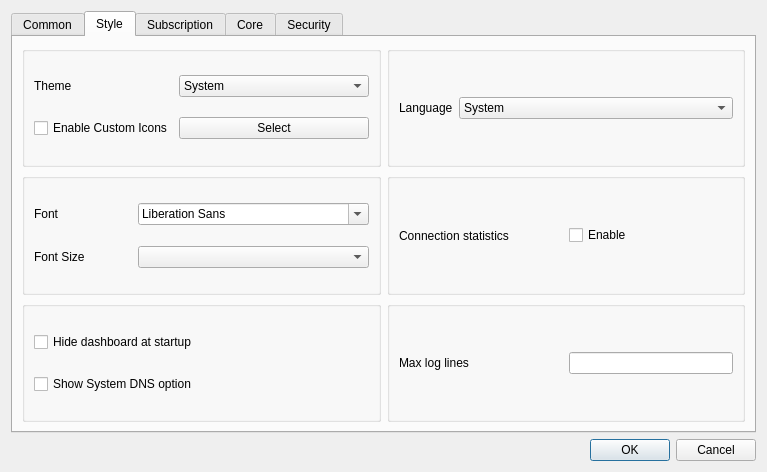
Above: include/ui/setting/dialog_basic_settings.ui from shengmo0210/Throne before the change. Below: the same form after it.
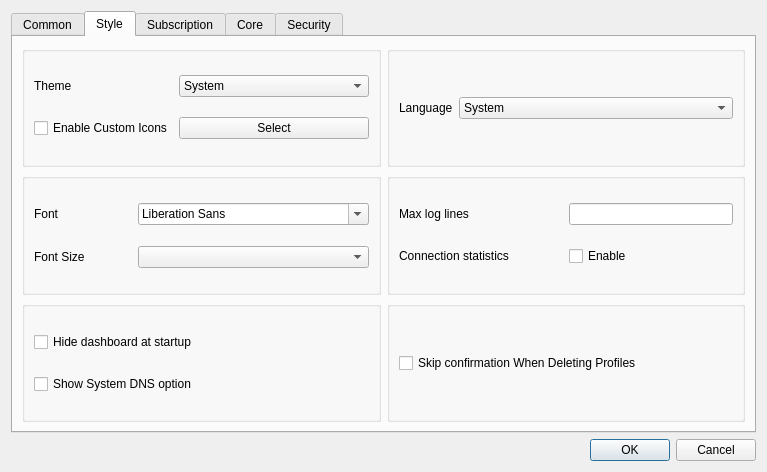
That is the form after the change. The open tabs and pages were chosen to show the change. Custom widgets are drawn as their Qt base class.

Commit message: add option to skip confirmation on profile delete

Diff of the .ui file:
```diff
--- a/include/ui/setting/dialog_basic_settings.ui
+++ b/include/ui/setting/dialog_basic_settings.ui
@@ -341,15 +341,32 @@
          </item>
          <item>
           <widget class="QGroupBox" name="connection_statistics_box">
-           <layout class="QHBoxLayout" name="horizontalLayout_15">
-            <item>
+           <layout class="QGridLayout" name="gridLayout_11">
+            <item row="0" column="0">
+             <widget class="QLabel" name="label_17">
+              <property name="text">
+               <string>Max log lines</string>
+              </property>
+             </widget>
+            </item>
+            <item row="1" column="0">
              <widget class="QLabel" name="label_9">
               <property name="text">
                <string>Connection statistics</string>
               </property>
              </widget>
             </item>
-            <item>
+            <item row="0" column="2">
+             <widget class="QLineEdit" name="max_log_line">
+              <property name="sizePolicy">
+               <sizepolicy hsizetype="Ignored" vsizetype="Fixed">
+                <horstretch>0</horstretch>
+                <verstretch>0</verstretch>
+               </sizepolicy>
+              </property>
+             </widget>
+            </item>
+            <item row="1" column="2">
              <widget class="QCheckBox" name="connection_statistics">
               <property name="text">
                <string>Enable</string>
@@ -393,19 +410,9 @@
           <widget class="QGroupBox" name="groupBox_2">
            <layout class="QHBoxLayout" name="horizontalLayout_23">
             <item>
-             <widget class="QLabel" name="label_17">
+             <widget class="QCheckBox" name="skip_delete_confirm">
               <property name="text">
-               <string>Max log lines</string>
-              </property>
-             </widget>
-            </item>
-            <item>
-             <widget class="QLineEdit" name="max_log_line">
-              <property name="sizePolicy">
-               <sizepolicy hsizetype="Ignored" vsizetype="Fixed">
-                <horstretch>0</horstretch>
-                <verstretch>0</verstretch>
-               </sizepolicy>
+               <string>Skip confirmation When Deleting Profiles</string>
               </property>
              </widget>
             </item>
```
The commit also changes 4 other files.
